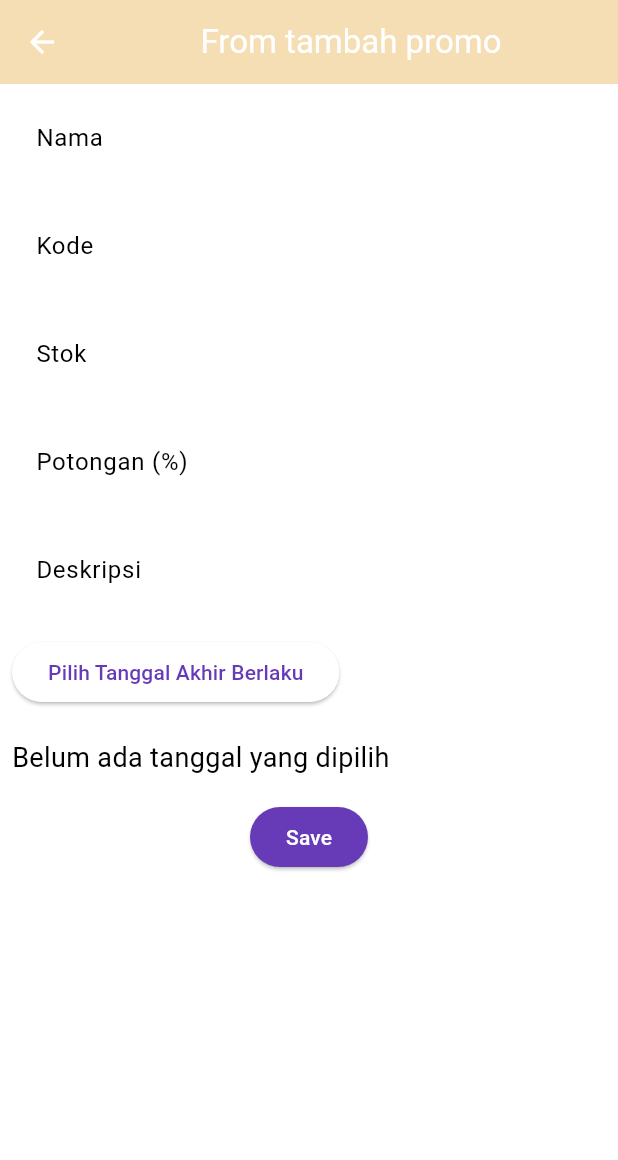
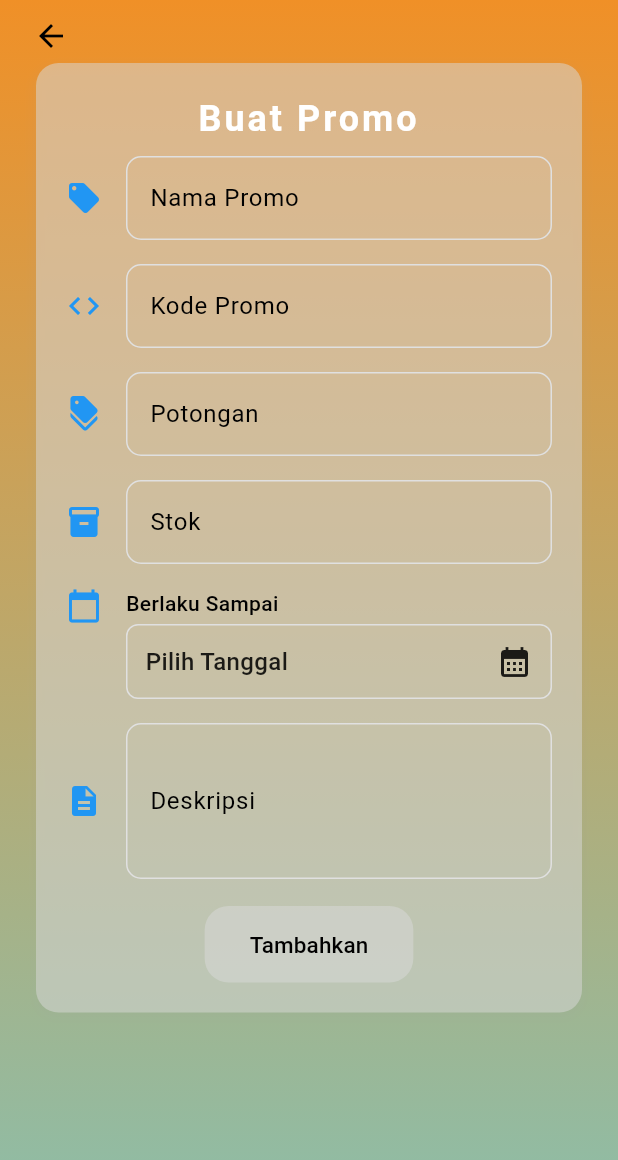
Before and after one commit to souvenir-kita/sovita-mobile, a Flutter app: the PromoForm screen opened directly, on a phone screen of 412 x 824 dp. Shown: the top 1160 px of the screen. Run offline on Flutter 3.47's test engine with Material 3 defaults, Android fonts, the phone set to English and light mode, and no system bars; our stand-ins replace get, iconsax, image_picker; missing offline and left inert: pbp_django_auth.

Commit message:
feat: overhaul form untuk create a promo

```diff
--- a/lib/main.dart
+++ b/lib/main.dart
@@ -26,7 +26,7 @@ class MyApp extends StatelessWidget {
             primarySwatch: Colors.deepPurple,
           ).copyWith(secondary: Colors.deepPurple[400]),
         ),
-        home: const PromoPage(),
+        home: const LoginPage(),
       ),
     );
   }
--- a/lib/promo/screens/promo_form.dart
+++ b/lib/promo/screens/promo_form.dart
@@ -1,4 +1,5 @@
 import 'dart:convert';
+import 'package:get/get.dart';
 import 'package:intl/intl.dart';
 import 'package:pbp_django_auth/pbp_django_auth.dart';
 import 'package:provider/provider.dart';
@@ -7,34 +8,20 @@ import 'package:sovita/promo/screens/promo_screen.dart';
 import 'package:sovita/promo/models/promo.dart';
 
 class PromoForm extends StatefulWidget {
-  final Promo? promo;
-  const PromoForm({Key? key, this.promo}) : super(key: key);
+  const PromoForm({Key? key}) : super(key: key);
 
   @override
   State<PromoForm> createState() => _PromoFormState();
 }
 
 class _PromoFormState extends State<PromoForm> {
-  final _formKey = GlobalKey<FormState>();
-  String _nama = "";
-  String _kode = "";
-  int _potongan = 0;
-  int _stock = 0;
-  String _deskripsi = "";
-  DateTime? _tanggalAkhirBerlaku;
-
-  @override
-  void initState() {
-    super.initState();
-    if (widget.promo != null) {
-      _nama = widget.promo!.fields.nama;
-      _kode = widget.promo!.fields.kode;
-      _potongan = widget.promo!.fields.potongan;
-      _stock = widget.promo!.fields.stock;
-      _deskripsi = widget.promo!.fields.deskripsi;
-      _tanggalAkhirBerlaku = DateTime.parse(widget.promo!.fields.tanggalAkhirBerlaku);
-    }
-  }
+  TextEditingController namaController = TextEditingController();
+  TextEditingController kodeController = TextEditingController();
+  TextEditingController potonganController = TextEditingController();
+  TextEditingController stokController = TextEditingController();
+  TextEditingController tanggalController = TextEditingController();
+  TextEditingController deskripsiController = TextEditingController();
+  DateTime? selectedDate;
 
   Future<void> _selectDate(BuildContext context) async {
     final DateTime? picked = await showDatePicker(
@@ -43,252 +30,387 @@ class _PromoFormState extends State<PromoForm> {
       firstDate: DateTime(2000),
       lastDate: DateTime(2101),
     );
+  }
 
-    if (picked != null && picked != _tanggalAkhirBerlaku) {
-      setState(() {
-        _tanggalAkhirBerlaku = picked;
-      });
+  @override
+  @override
+  Widget build(BuildContext context) {
+    return Scaffold(
+      body: Container(
+        width: double.infinity,
+        height:
+            MediaQuery.of(context).size.height, // Sesuaikan tinggi dengan layar
+        decoration: const BoxDecoration(
+          gradient: LinearGradient(
+            begin: Alignment.topCenter,
+            end: Alignment.bottomCenter,
+            colors: [Color(0xFFF09027), Color(0xFF8CBEAA)],
+          ),
+        ),
+        child: SingleChildScrollView(
+          child: Column(
+            children: [
+              Padding(
+                padding: const EdgeInsets.symmetric(horizontal: 10),
+                child: Align(
+                  alignment: Alignment.topLeft,
+                  child: IconButton(
+                    icon: const Icon(Icons.arrow_back),
+                    onPressed: () {
+                      Navigator.pop(context);
+                      Navigator.pushReplacement(
+                          context,
+                          MaterialPageRoute(
+                              builder: (context) => const PromoPage()));
+                    },
+                  ),
+                ),
+              ),
+              Container(
+                transform: Matrix4.translationValues(0, -30, 0),
+                child: Padding(
+                  padding: const EdgeInsets.all(24.0),
+                  child: Column(
+                    crossAxisAlignment: CrossAxisAlignment.start,
+                    children: [
+                      _buildDetailCard(context),
+                    ],
+                  ),
+                ),
+              ),
+            ],
+          ),
+        ),
+      ),
+    );
+  }
+
+  Future<void> savePromo(BuildContext context) async {
+    final request = context.read<CookieRequest>();
+    if (!validateForm()) {
+      return;
+    }
+
+    try {
+      final response = await request.postJson(
+          "http://127.0.0.1:8000/promo/create-flutter/",
+          jsonEncode(<String, String>{
+            'nama': namaController.text,
+            'kode': kodeController.text,
+            'potongan': potonganController.text,
+            'stock': stokController.text,
+            'deskripsi': deskripsiController.text,
+            'tanggal_akhir_berlaku':
+                DateFormat('yyyy-MM-dd').format(selectedDate!),
+          }));
+
+      if (context.mounted) {
+        ScaffoldMessenger.of(context).showSnackBar(
+          const SnackBar(content: Text("Promo berhasil diperbarui!")),
+        );
+      }
+      Navigator.pop(context);
+      Navigator.pushReplacement(
+        context,
+        MaterialPageRoute(
+            builder: (context) => const PromoPage()));
+    } catch (e) {
+      if (context.mounted) {
+        ScaffoldMessenger.of(context).showSnackBar(
+          const SnackBar(
+              content: Text("Terjadi kesalahan saat memperbarui promo")),
+        );
+      }
     }
   }
 
-  @override
-  Widget build(BuildContext context) {
-    final request = context.watch<CookieRequest>();
-    return Scaffold(
-      appBar: AppBar(
-        title: const Center(
+  Widget _buildDetailCard(BuildContext context) {
+    return Container(
+      decoration: BoxDecoration(
+        color: const Color(0x80D9D9D9),
+        borderRadius: BorderRadius.circular(15),
+        boxShadow: [
+          BoxShadow(
+            color: Colors.grey.withOpacity(0.1),
+            spreadRadius: 1,
+            blurRadius: 5,
+            offset: const Offset(0, 3),
+          ),
+        ],
+      ),
+      padding: const EdgeInsets.all(20),
+      child: Column(
+        children: [
+          const Center(
             child: Text(
-            'From tambah promo',
+              "Buat Promo",
+              style: TextStyle(
+                fontSize: 24,
+                fontWeight: FontWeight.bold,
+                color: Colors.white,
+                letterSpacing: 2.0,
+              ),
+              textAlign: TextAlign.center,
             ),
           ),
-        backgroundColor: Color.fromARGB(255, 245, 222, 179),
-        foregroundColor: Colors.white,
+          _buildEditableField("Nama Promo", namaController, Icons.local_offer),
+          _buildEditableField("Kode Promo", kodeController, Icons.code),
+          _buildEditableField("Potongan", potonganController, Icons.discount,
+              keyboardType: TextInputType.number, suffix: "%"),
+          _buildEditableField("Stok", stokController, Icons.inventory,
+              keyboardType: TextInputType.number),
+          _buildDateField(context),
+          _buildEditableField(
+              "Deskripsi", deskripsiController, Icons.description,
+              maxLines: 3),
+          const SizedBox(height: 10),
+          Center(
+            child: ElevatedButton(
+              onPressed: () => savePromo(context),
+              style: ElevatedButton.styleFrom(
+                backgroundColor: const Color(0x80D9D9D9),
+                shape: RoundedRectangleBorder(
+                  borderRadius: BorderRadius.circular(16),
                 ),
-      // drawer: const LeftDrawer(),
-      body: Form(
-        key: _formKey,
-        child: SingleChildScrollView(
-            child: Column(
-          crossAxisAlignment: CrossAxisAlignment.start,
-          children: [
-            Padding(
-              padding: const EdgeInsets.all(8.0),
-              child: TextFormField(
-                decoration: InputDecoration(
-                  labelText: "Nama",
-                  border: OutlineInputBorder(
-                    borderRadius: BorderRadius.circular(5.0),
+                padding: EdgeInsets.symmetric(horizontal: 30, vertical: 15),
+                elevation: 0,
               ),
-                ),
-                onChanged: (String? value) {
-                  setState(() {
-                    _nama = value!;
-                  });
-                },
-                validator: (String? value) {
-                  if (value == null || value.isEmpty) {
-                    return "Nama tidak boleh kosong!";
-                  }
-                  if (value.length > 20) {
-                    return "Nama tidak boleh lebih dari 20 huruf!";
-                  }
-                  if (value.length < 4) {
-                    return "Nama tidak boleh kurang dari 4 huruf!";
-                  }
-                  return null;
-                },
-              ),
-            ),
-            Padding(
-              padding: const EdgeInsets.all(8.0),
-              child: TextFormField(
-                decoration: InputDecoration(
-                  labelText: "Kode",
-                  border: OutlineInputBorder(
-                    borderRadius: BorderRadius.circular(5.0),
-                  ),
-                ),
-                onChanged: (String? value) {
-                  setState(() {
-                    _kode = value!;
-                  });
-                },
-                validator: (String? value) {
-                  if (value == null || value.isEmpty) {
-                    return "Kode tidak boleh kosong!";
-                  }
-                  if (value.length > 15) {
-                    return "Kode tidak boleh lebih dari 15 huruf!";
-                  }
-                  if (value.length < 4) {
-                    return "Kode tidak boleh kurang dari 4 huruf!";
-                  }
-                  return null;
-                },
-              ),
-            ),
-            Padding(
-              padding: const EdgeInsets.all(8.0),
-              child: TextFormField(
-                decoration: InputDecoration(
-                  labelText: "Stok",
-                  border: OutlineInputBorder(
-                    borderRadius: BorderRadius.circular(5.0),
-                  ),
-                ),
-                onChanged: (String? value) {
-                  setState(() {
-                    _stock = int.tryParse(value!) ?? 0;
-                  });
-                },
-                validator: (String? value) {
-                  if (value == null || value.isEmpty) {
-                    return "Stock tidak boleh kosong!";
-                  }
-                  if (int.tryParse(value) == null) {
-                    return "Stock harus berupa angka!";
-                  }
-                  if (int.tryParse(value)! < 0) {
-                    return "Stock harus berupa angka tidak negatif!";
-                  }
-                  return null;
-                },
-              ),
-            ),
-            Padding(
-              padding: const EdgeInsets.all(8.0),
-              child: TextFormField(
-                decoration: InputDecoration(
-                  labelText: "Potongan (%)",
-                  border: OutlineInputBorder(
-                    borderRadius: BorderRadius.circular(5.0),
-                  ),
-                ),
-                onChanged: (String? value) {
-                  setState(() {
-                    _potongan = int.tryParse(value!) ?? 0;
-                  });
-                },
-                validator: (String? value) {
-                  if (value == null || value.isEmpty) {
-                    return "Potongan tidak boleh kosong!";
-                  }
-                  if (int.tryParse(value) == null) {
-                    return "Potongan harus berupa angka!";
-                  }
-                  if (int.tryParse(value)! < 0) {
-                    return "Potongan harus berupa angka tidak negatif!";
-                  }
-                  if (int.tryParse(value)! > 100) {
-                    return "Potongan tidak boleh melebihi 100!";
-                  }
-                  return null;
-                },
-              ),
-            ),
-            Padding(
-              padding: const EdgeInsets.all(8.0),
-              child: TextFormField(
-                decoration: InputDecoration(
-                  labelText: "Deskripsi",
-                  border: OutlineInputBorder(
-                    borderRadius: BorderRadius.circular(5.0),
-                  ),
-                ),
-                onChanged: (String? value) {
-                  setState(() {
-                    _deskripsi = value!;
-                  });
-                },
-                validator: (String? value) {
-                  if (value == null || value.isEmpty) {
-                    return "Deskripsi tidak boleh kosong!";
-                  }
-                  if (value.length > 256) {
-                    return "Deskripsi tidak boleh lebih dari 256 huruf!";
-                  }
-                  return null;
-                },
-              ),
-            ),
-             Padding(
-              padding: const EdgeInsets.all(8.0),
-              child: Column(
-                crossAxisAlignment: CrossAxisAlignment.start,
-                children: [
-                  ElevatedButton(
-                    onPressed: () => _selectDate(context),
-                    child: const Text('Pilih Tanggal Akhir Berlaku'),
-                    ),
-                  const SizedBox(height: 20),
-
-                  if (_tanggalAkhirBerlaku != null)
-                    Text(
-                      'Tanggal Akhir Berlaku: ${DateFormat('yyyy-MM-dd').format(_tanggalAkhirBerlaku!)}',
-                    )
-
-                  else
-                    const Text(
-                      'Belum ada tanggal yang dipilih',
-                      style: TextStyle(fontSize: 18),
-                    )
-                ],
-              ),
-            ),
-            Align(
-              alignment: Alignment.bottomCenter,
-              child: Padding(
-                padding: const EdgeInsets.all(8.0),
-                child: ElevatedButton(
-                  style: ButtonStyle(
-                    backgroundColor: WidgetStateProperty.all(
-                        Theme.of(context).colorScheme.primary),
-                  ),
-                  onPressed: () async {
-                    if (_formKey.currentState!.validate()) {
-                      final url = widget.promo == null
-                          ? "http://127.0.0.1:8000/promo/create-flutter/"
-                          : "http://127.0.0.1:8000/promo/edit-flutter/${widget.promo!.pk}/";
-
-                      final response = await request.postJson(
-                        url,
-                        jsonEncode(<String, String>{
-                          'nama': _nama,
-                          'kode': _kode,
-                          'potongan': _potongan.toString(),
-                          'stock': _stock.toString(),
-                          'deskripsi': _deskripsi,
-                          'tanggal_akhir_berlaku': DateFormat('yyyy-MM-dd').format(_tanggalAkhirBerlaku!),
-                        }),
-                      );
-
-                      if (context.mounted) {
-                        if (response['status'] == 'success') {
-                          ScaffoldMessenger.of(context).showSnackBar(const SnackBar(
-                            content: Text("Promo berhasil disimpan!"),
-                          ));
-                          Navigator.pushReplacement(
-                            context,
-                            MaterialPageRoute(builder: (context) => PromoPage()),
-                          );
-                        } else {
-                          ScaffoldMessenger.of(context).showSnackBar(const SnackBar(
-                            content: Text("Terdapat kesalahan, silakan coba lagi."),
-                          ));
-                        }
-                      }
-                    }
-                  },
               child: const Text(
-                    "Save",
-                    style: TextStyle(color: Colors.white),
+                "Tambahkan",
+                style: TextStyle(
+                  color: Colors.black,
+                  fontSize: 15,
                 ),
               ),
             ),
           ),
         ],
-        )),
       ),
     );
   }
+
+  Widget _buildDateField(BuildContext context) {
+    return Padding(
+      padding: const EdgeInsets.symmetric(vertical: 8.0),
+      child: Row(
+        crossAxisAlignment: CrossAxisAlignment.start,
+        children: [
+          const Icon(Icons.calendar_today, color: Colors.blue, size: 24),
+          const SizedBox(width: 16),
+          Expanded(
+            child: Column(
+              crossAxisAlignment: CrossAxisAlignment.start,
+              children: [
+                const Text(
+                  "Berlaku Sampai",
+                  style: TextStyle(
+                    fontSize: 14,
+                    color: Colors.black,
+                    fontWeight: FontWeight.w500,
+                  ),
+                ),
+                const SizedBox(height: 4),
+                InkWell(
+                  onTap: () => selectDate(context),
+                  child: Container(
+                    padding: const EdgeInsets.symmetric(
+                        horizontal: 12, vertical: 12),
+                    decoration: BoxDecoration(
+                      border: Border.all(
+                          color: Colors
+                              .grey.shade300), // Menambahkan border di sini
+                      borderRadius:
+                          BorderRadius.circular(8), // Corner yang melengkung
+                    ),
+                    child: Row(
+                      mainAxisAlignment: MainAxisAlignment.spaceBetween,
+                      children: [
+                        Text(
+                          tanggalController.text.isNotEmpty
+                              ? tanggalController.text
+                              : 'Pilih Tanggal',
+                          style: const TextStyle(
+                            fontSize: 16,
+                            color: Colors.black87,
+                            fontWeight: FontWeight.w500,
+                          ),
+                        ),
+                        const Icon(Icons.calendar_month),
+                      ],
+                    ),
+                  ),
+                ),
+              ],
+            ),
+          ),
+        ],
+      ),
+    );
   }
+
+  Widget _buildEditableField(
+    String label,
+    TextEditingController controller,
+    IconData icon, {
+    String? suffix,
+    int maxLines = 1,
+    TextInputType? keyboardType,
+  }) {
+    return Padding(
+      padding: const EdgeInsets.symmetric(vertical: 8.0),
+      child: Row(
+        children: [
+          Icon(icon, size: 24, color: Colors.blue),
+          const SizedBox(width: 16),
+          Expanded(
+            child: TextField(
+              controller: controller,
+              keyboardType: keyboardType,
+              maxLines: maxLines,
+              style: const TextStyle(
+                color: Colors.black,
+              ),
+              decoration: InputDecoration(
+                labelText: label,
+                labelStyle: const TextStyle(
+                  color: Colors.black,
+                ),
+                border: OutlineInputBorder(
+                  borderRadius: BorderRadius.circular(10),
+                ),
+                focusedBorder: OutlineInputBorder(
+                  borderRadius: BorderRadius.circular(10),
+                  borderSide: BorderSide(color: Colors.blue),
+                ),
+                enabledBorder: OutlineInputBorder(
+                  borderRadius: BorderRadius.circular(10),
+                  borderSide: BorderSide(color: Colors.grey.shade300),
+                ),
+                suffixText: suffix,
+              ),
+            ),
+          ),
+        ],
+      ),
+    );
+  }
+
+  Future<void> selectDate(BuildContext context) async {
+    final DateTime? picked = await showDatePicker(
+      context: context,
+      initialDate: selectedDate ?? DateTime.now(),
+      firstDate: DateTime.now(),
+      lastDate: DateTime(2100),
+    );
+    if (picked != null && picked != selectedDate) {
+      setState(() {
+        selectedDate = picked;
+        tanggalController.text = DateFormat('yyyy-MM-dd').format(picked);
+      });
+    }
+  }
+
+  bool validateForm() {
+    // validasi nama
+    if (namaController.text.length > 20) {
+      ScaffoldMessenger.of(context).showSnackBar(
+        const SnackBar(content: Text("Nama tidak boleh lebih dari 20 huruf!")),
+      );
+      return false;
+    }
+    if (namaController.text.isEmpty) {
+      ScaffoldMessenger.of(context).showSnackBar(
+        const SnackBar(content: Text("Nama tidak boleh kosong!")),
+      );
+      return false;
+    }
+    if (namaController.text.length < 4) {
+      ScaffoldMessenger.of(context).showSnackBar(
+        const SnackBar(
+            content: Text("Nama tidak boleh kurang dari empat huruf!")),
+      );
+      return false;
+    }
+
+    // validasi kode
+    if (kodeController.text.length > 15) {
+      ScaffoldMessenger.of(context).showSnackBar(
+        const SnackBar(content: Text("Kode tidak boleh lebih dari 15 huruf!")),
+      );
+      return false;
+    }
+    if (kodeController.text.isEmpty) {
+      ScaffoldMessenger.of(context).showSnackBar(
+        const SnackBar(content: Text("Kode tidak boleh kosong!")),
+      );
+      return false;
+    }
+    if (kodeController.text.length < 4) {
+      ScaffoldMessenger.of(context).showSnackBar(
+        const SnackBar(
+            content: Text("Kode tidak boleh kurang dari empat huruf!")),
+      );
+      return false;
+    }
+
+    // validasi stock
+    if (stokController.text.isEmpty) {
+      ScaffoldMessenger.of(context).showSnackBar(
+        const SnackBar(content: Text("Stok tidak boleh kosong")),
+      );
+      return false;
+    }
+    if (!stokController.text.isNum) {
+      ScaffoldMessenger.of(context).showSnackBar(
+        const SnackBar(content: Text("Stok harus merupakan angka!")),
+      );
+      return false;
+    }
+    if (int.tryParse(stokController.text)! < 0) {
+      ScaffoldMessenger.of(context).showSnackBar(
+        const SnackBar(content: Text("Stok tidak boleh negatif!")),
+      );
+      return false;
+    }
+
+    // validasi potongan
+    if (potonganController.text.isEmpty) {
+      ScaffoldMessenger.of(context).showSnackBar(
+        const SnackBar(content: Text("Potongan tidak boleh kosong")),
+      );
+      return false;
+    }
+    if (!potonganController.text.isNum) {
+      ScaffoldMessenger.of(context).showSnackBar(
+        const SnackBar(content: Text("Potongan harus merupakan angka!")),
+      );
+      return false;
+    }
+    if (int.tryParse(potonganController.text)! < 0 ||
+        int.tryParse(potonganController.text)! > 100) {
+      ScaffoldMessenger.of(context).showSnackBar(
+        const SnackBar(
+            content: Text(
+                "Potongan tidak boleh negatif dan tidak boleh lebih dari 100!")),
+      );
+      return false;
+    }
+
+    // validasi deskripsi
+    if (deskripsiController.text.length > 256) {
+      ScaffoldMessenger.of(context).showSnackBar(
+        const SnackBar(
+            content: Text("Deskripsi tidak boleh lebih dari 256 huruf!")),
+      );
+      return false;
+    }
+    if (deskripsiController.text.isEmpty) {
+      ScaffoldMessenger.of(context).showSnackBar(
+        const SnackBar(content: Text("Deskripsi tidak boleh kosong!")),
+      );
+      return false;
+    }
+
+    return true;
+  }
+}
--- a/lib/promo/screens/promo_screen.dart
+++ b/lib/promo/screens/promo_screen.dart
@@ -34,8 +34,7 @@ class _PromoPageState extends State<PromoPage> {
     final filteredPromos = includeExpired
         ? promos
         : promos.where((promo) {
-            final expiryDate = DateTime.parse(promo.fields.tanggalAkhirBerlaku);
-            return expiryDate.isAfter(DateTime.now());
+            return !kadaluarsa(promo.fields.tanggalAkhirBerlaku);
           }).toList();
 
     if (filterBy != null) {
```
Also changed, not shown: lib/promo/screens/promo_detail.dart (+20 -11 lines), lib/promo/widgets/promo_card.dart (+10 -1 lines). Lines whose indentation alone changed are shown as unchanged.
